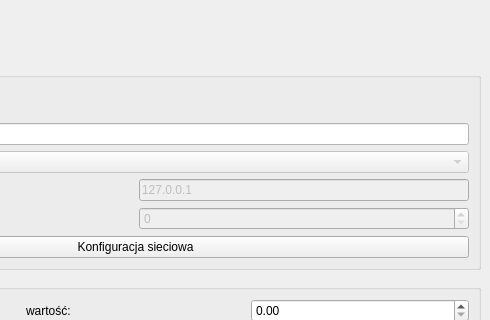
First picture: the form in mainwindow.ui, repository PatKowal/SK-SymulatorUAR, before the edit; both pictures show x 910 to 1400 and y 0 to 320 of the 1400 by 762 pixel window.
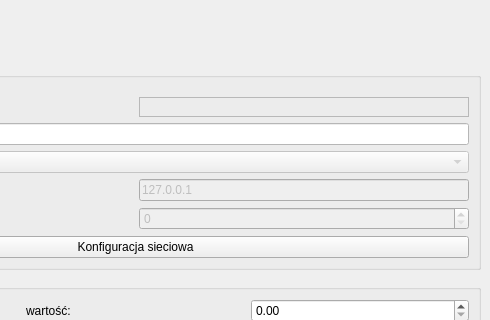
Second picture: the form after the edit.

Patch:
```diff
--- a/mainwindow.ui
+++ b/mainwindow.ui
@@ -181,6 +181,16 @@
                </property>
               </widget>
              </item>
+             <item>
+              <widget class="QFrame" name="frameStatus">
+               <property name="frameShape">
+                <enum>QFrame::StyledPanel</enum>
+               </property>
+               <property name="frameShadow">
+                <enum>QFrame::Raised</enum>
+               </property>
+              </widget>
+             </item>
             </layout>
            </item>
            <item>
```
Left out of the diff: 4 changed lines with no effect on the pictures.
